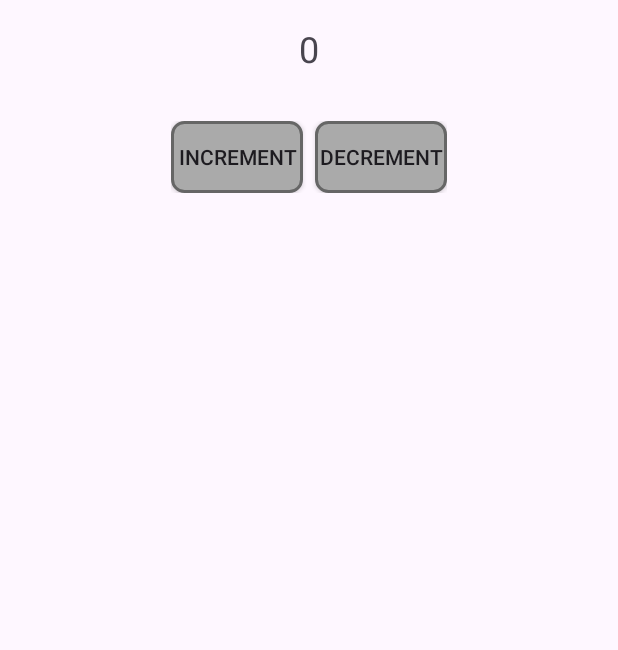
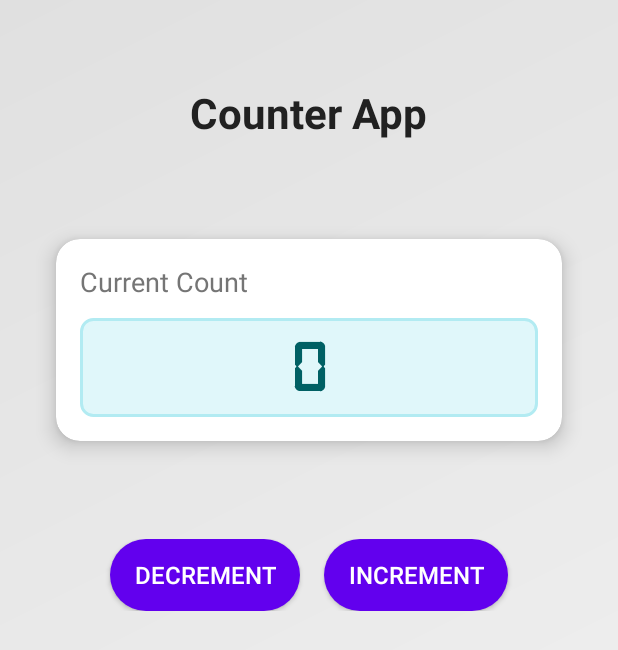
Before and after one commit to samyak2403/IncrementApp, an Android app: the screen it shows after launch (MainActivity), on a phone screen of 412 x 824 dp. Shown: the top 650 px of the screen. Run offline under Robolectric (Android 15) with nearby library versions, the phone set to English and light mode, and no system bars.

Commit message:
Update UI

```diff
--- a/app/build.gradle
+++ b/app/build.gradle
@@ -34,6 +34,7 @@ dependencies {
     implementation libs.material
     implementation libs.activity
     implementation libs.constraintlayout
+    implementation 'androidx.cardview:cardview:1.0.0'
     testImplementation libs.junit
     androidTestImplementation libs.ext.junit
     androidTestImplementation libs.espresso.core
--- /dev/null
+++ b/app/src/main/res/drawable-night/calculator_display_background.xml
@@ -0,0 +1,7 @@
+<?xml version="1.0" encoding="utf-8"?>
+<shape xmlns:android="http://schemas.android.com/apk/res/android">
+    <solid android:color="#263238" />
+    <corners android:radius="8dp" />
+    <stroke android:color="#37474F" android:width="2dp" />
+    <padding android:left="12dp" android:right="12dp" android:top="8dp" android:bottom="8dp" />
+</shape>
--- /dev/null
+++ b/app/src/main/res/drawable-night/main_background.xml
@@ -0,0 +1,7 @@
+<?xml version="1.0" encoding="utf-8"?>
+<shape xmlns:android="http://schemas.android.com/apk/res/android">
+    <gradient
+        android:startColor="#121212"
+        android:endColor="#1E1E1E"
+        android:angle="135"/>
+</shape>
--- a/app/src/main/res/drawable/button_background.xml
+++ b/app/src/main/res/drawable/button_background.xml
@@ -2,23 +2,23 @@
 <selector xmlns:android="http://schemas.android.com/apk/res/android">
     <item android:state_pressed="true">
         <shape android:shape="rectangle">
-            <solid android:color="#FFDDDDDD" />
-            <corners android:radius="8dp" />
-            <stroke android:width="2dp" android:color="#FF888888" />
+            <solid android:color="@color/buttonPressed" />
+            <corners android:radius="24dp" />
+            <padding android:left="16dp" android:right="16dp" android:top="8dp" android:bottom="8dp" />
         </shape>
     </item>
     <item android:state_enabled="true">
         <shape android:shape="rectangle">
-            <solid android:color="#FFAAAAAA" />
-            <corners android:radius="8dp" />
-            <stroke android:width="2dp" android:color="#FF666666" />
+            <solid android:color="@color/buttonBackground" />
+            <corners android:radius="24dp" />
+            <padding android:left="16dp" android:right="16dp" android:top="8dp" android:bottom="8dp" />
         </shape>
     </item>
     <item>
         <shape android:shape="rectangle">
-            <solid android:color="#FFCCCCCC" />
-            <corners android:radius="8dp" />
-            <stroke android:width="2dp" android:color="#FF999999" />
+            <solid android:color="@color/textSecondary" />
+            <corners android:radius="24dp" />
+            <padding android:left="16dp" android:right="16dp" android:top="8dp" android:bottom="8dp" />
         </shape>
     </item>
 </selector>
--- /dev/null
+++ b/app/src/main/res/drawable/button_ripple.xml
@@ -0,0 +1,11 @@
+<?xml version="1.0" encoding="utf-8"?>
+<ripple xmlns:android="http://schemas.android.com/apk/res/android"
+    android:color="?android:attr/colorControlHighlight">
+    <item android:id="@android:id/mask">
+        <shape android:shape="rectangle">
+            <solid android:color="#000000" />
+            <corners android:radius="24dp" />
+        </shape>
+    </item>
+    <item android:drawable="@drawable/button_background" />
+</ripple>
--- /dev/null
+++ b/app/src/main/res/drawable/calculator_display_background.xml
@@ -0,0 +1,7 @@
+<?xml version="1.0" encoding="utf-8"?>
+<shape xmlns:android="http://schemas.android.com/apk/res/android">
+    <solid android:color="#E0F7FA" />
+    <corners android:radius="8dp" />
+    <stroke android:color="#B2EBF2" android:width="2dp" />
+    <padding android:left="12dp" android:right="12dp" android:top="8dp" android:bottom="8dp" />
+</shape>
--- /dev/null
+++ b/app/src/main/res/drawable/counter_background.xml
@@ -0,0 +1,7 @@
+<?xml version="1.0" encoding="utf-8"?>
+<shape xmlns:android="http://schemas.android.com/apk/res/android">
+    <solid android:color="@color/cardBackground" />
+    <corners android:radius="16dp" />
+    <padding android:left="24dp" android:right="24dp" android:top="16dp" android:bottom="16dp" />
+    <stroke android:color="#E0E0E0" android:width="1dp" />
+</shape>
--- /dev/null
+++ b/app/src/main/res/drawable/main_background.xml
@@ -0,0 +1,7 @@
+<?xml version="1.0" encoding="utf-8"?>
+<shape xmlns:android="http://schemas.android.com/apk/res/android">
+    <gradient
+        android:startColor="#F5F5F5"
+        android:endColor="#E0E0E0"
+        android:angle="135"/>
+</shape>
--- a/app/src/main/res/layout/activity_main.xml
+++ b/app/src/main/res/layout/activity_main.xml
@@ -1,43 +1,98 @@
 <?xml version="1.0" encoding="utf-8"?>
 <RelativeLayout xmlns:android="http://schemas.android.com/apk/res/android"
+    xmlns:app="http://schemas.android.com/apk/res-auto"
     android:layout_width="match_parent"
     android:layout_height="match_parent"
-    android:padding="16dp">
+    android:background="@drawable/main_background"
+    android:padding="24dp">
 
-    <!-- TextView to display the number -->
     <TextView
-        android:id="@+id/numberTextView"
+        android:id="@+id/titleTextView"
         android:layout_width="wrap_content"
         android:layout_height="wrap_content"
-        android:textSize="24sp"
         android:layout_centerHorizontal="true"
-        android:layout_marginBottom="16dp"
-        android:text="0"/>
+        android:layout_marginTop="32dp"
+        android:text="Counter App"
+        android:textColor="@color/textPrimary"
+        android:textSize="28sp"
+        android:textStyle="bold" />
+
+    <!-- Card for the counter display -->
+    <androidx.cardview.widget.CardView
+        android:id="@+id/counterCard"
+        android:layout_width="match_parent"
+        android:layout_height="wrap_content"
+        android:layout_below="@id/titleTextView"
+        android:layout_marginTop="48dp"
+        app:cardCornerRadius="16dp"
+        app:cardElevation="8dp"
+        app:cardUseCompatPadding="true">
+
+        <LinearLayout
+            android:layout_width="match_parent"
+            android:layout_height="wrap_content"
+            android:orientation="vertical"
+            android:padding="16dp">
+
+            <TextView
+                android:layout_width="wrap_content"
+                android:layout_height="wrap_content"
+                android:text="Current Count"
+                android:textColor="@color/textSecondary"
+                android:textSize="18sp" />
+
+            <!-- Calculator-style display for the number -->
+            <LinearLayout
+                android:layout_width="match_parent"
+                android:layout_height="wrap_content"
+                android:layout_marginTop="12dp"
+                android:background="@drawable/calculator_display_background"
+                android:gravity="center"
+                android:orientation="horizontal"
+                android:padding="8dp">
+
+                <!-- TextView to display the number -->
+                <TextView
+                    android:id="@+id/numberTextView"
+                    android:layout_width="wrap_content"
+                    android:layout_height="wrap_content"
+                    android:fontFamily="@font/digital7"
+                    android:text="0"
+                    android:textColor="@color/calculatorDisplayText"
+                    android:textSize="48sp"
+                    android:textStyle="bold" />
+            </LinearLayout>
+        </LinearLayout>
+    </androidx.cardview.widget.CardView>
 
     <!-- LinearLayout for buttons -->
     <LinearLayout
-        android:layout_width="wrap_content"
+        android:layout_width="match_parent"
         android:layout_height="wrap_content"
-        android:layout_below="@id/numberTextView"
-        android:layout_centerHorizontal="true"
-        android:orientation="horizontal"
-        android:layout_marginTop="16dp">
+        android:layout_below="@id/counterCard"
+        android:layout_marginTop="48dp"
+        android:gravity="center"
+        android:orientation="horizontal">
+
+        <!-- Decrement Button -->
+        <androidx.appcompat.widget.AppCompatButton
+            android:id="@+id/decrementButton"
+            android:layout_width="wrap_content"
+            android:layout_height="wrap_content"
+            android:layout_marginEnd="16dp"
+            android:background="@drawable/button_ripple"
+            android:text="Decrement"
+            android:textColor="@color/buttonText"
+            android:textSize="16sp" />
 
         <!-- Increment Button -->
         <androidx.appcompat.widget.AppCompatButton
             android:id="@+id/incrementButton"
             android:layout_width="wrap_content"
             android:layout_height="wrap_content"
+            android:background="@drawable/button_ripple"
             android:text="Increment"
-            android:background="@drawable/button_background"
-            android:layout_marginRight="8dp"/>
-
-        <!-- Decrement Button -->
-        <androidx.appcompat.widget.AppCompatButton
-            android:id="@+id/decrementButton"
-            android:layout_width="wrap_content"
-            android:layout_height="wrap_content"
-            android:text="Decrement"
-            android:background="@drawable/button_background"/>
+            android:textColor="@color/buttonText"
+            android:textSize="16sp" />
     </LinearLayout>
 </RelativeLayout>
--- /dev/null
+++ b/app/src/main/res/values-night/colors.xml
@@ -0,0 +1,28 @@
+<?xml version="1.0" encoding="utf-8"?>
+<resources>
+    <color name="black">#FF000000</color>
+    <color name="white">#FFFFFFFF</color>
+
+    <!-- Primary color palette -->
+    <color name="colorPrimary">#BB86FC</color>
+    <color name="colorPrimaryDark">#6200EA</color>
+    <color name="colorAccent">#03DAC5</color>
+
+    <!-- Button colors -->
+    <color name="buttonBackground">#BB86FC</color>
+    <color name="buttonPressed">#6200EA</color>
+    <color name="buttonText">#000000</color>
+
+    <!-- Text colors -->
+    <color name="textPrimary">#E0E0E0</color>
+    <color name="textSecondary">#B0B0B0</color>
+
+    <!-- Background colors -->
+    <color name="backgroundMain">#121212</color>
+    <color name="cardBackground">#1E1E1E</color>
+
+    <!-- Calculator display colors -->
+    <color name="calculatorDisplayBackground">#263238</color>
+    <color name="calculatorDisplayText">#80DEEA</color>
+    <color name="calculatorDisplayBorder">#37474F</color>
+</resources>
--- a/app/src/main/res/values-night/themes.xml
+++ b/app/src/main/res/values-night/themes.xml
@@ -2,6 +2,12 @@
     <!-- Base application theme. -->
     <style name="Base.Theme.IncrementApp" parent="Theme.Material3.DayNight.NoActionBar">
         <!-- Customize your dark theme here. -->
-        <!-- <item name="colorPrimary">@color/my_dark_primary</item> -->
+        <item name="colorPrimary">@color/colorPrimary</item>
+        <item name="colorPrimaryDark">@color/colorPrimaryDark</item>
+        <item name="colorAccent">@color/colorAccent</item>
+        <item name="android:windowBackground">@color/backgroundMain</item>
+        <item name="android:statusBarColor">@color/black</item>
+        <item name="android:textColorPrimary">@color/textPrimary</item>
+        <item name="android:textColorSecondary">@color/textSecondary</item>
     </style>
 </resources>
--- a/app/src/main/res/values/colors.xml
+++ b/app/src/main/res/values/colors.xml
@@ -2,4 +2,27 @@
 <resources>
     <color name="black">#FF000000</color>
     <color name="white">#FFFFFFFF</color>
+
+    <!-- Primary color palette -->
+    <color name="colorPrimary">#6200EE</color>
+    <color name="colorPrimaryDark">#3700B3</color>
+    <color name="colorAccent">#03DAC5</color>
+
+    <!-- Button colors -->
+    <color name="buttonBackground">#6200EE</color>
+    <color name="buttonPressed">#3700B3</color>
+    <color name="buttonText">#FFFFFF</color>
+
+    <!-- Text colors -->
+    <color name="textPrimary">#212121</color>
+    <color name="textSecondary">#757575</color>
+
+    <!-- Background colors -->
+    <color name="backgroundMain">#F5F5F5</color>
+    <color name="cardBackground">#FFFFFF</color>
+
+    <!-- Calculator display colors -->
+    <color name="calculatorDisplayBackground">#E0F7FA</color>
+    <color name="calculatorDisplayText">#006064</color>
+    <color name="calculatorDisplayBorder">#B2EBF2</color>
 </resources>
--- a/app/src/main/res/values/themes.xml
+++ b/app/src/main/res/values/themes.xml
@@ -2,7 +2,13 @@
     <!-- Base application theme. -->
     <style name="Base.Theme.IncrementApp" parent="Theme.Material3.DayNight.NoActionBar">
         <!-- Customize your light theme here. -->
-        <!-- <item name="colorPrimary">@color/my_light_primary</item> -->
+        <item name="colorPrimary">@color/colorPrimary</item>
+        <item name="colorPrimaryDark">@color/colorPrimaryDark</item>
+        <item name="colorAccent">@color/colorAccent</item>
+        <item name="android:windowBackground">@color/backgroundMain</item>
+        <item name="android:statusBarColor">@color/colorPrimaryDark</item>
+        <item name="android:textColorPrimary">@color/textPrimary</item>
+        <item name="android:textColorSecondary">@color/textSecondary</item>
     </style>
 
     <style name="Theme.IncrementApp" parent="Base.Theme.IncrementApp" />
```
Also changed, not shown: app/src/main/res/font/digital7.ttf (added), app/src/main/res/font/digital7monoitalic.ttf (added).
